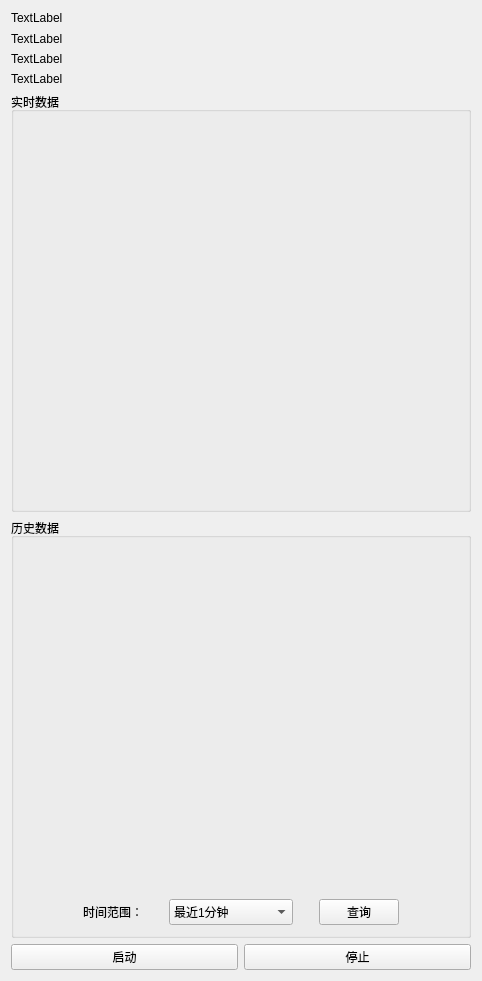
Qt form UI/devicewidget.ui (Chick9N/MonitoringSystem) before a commit.
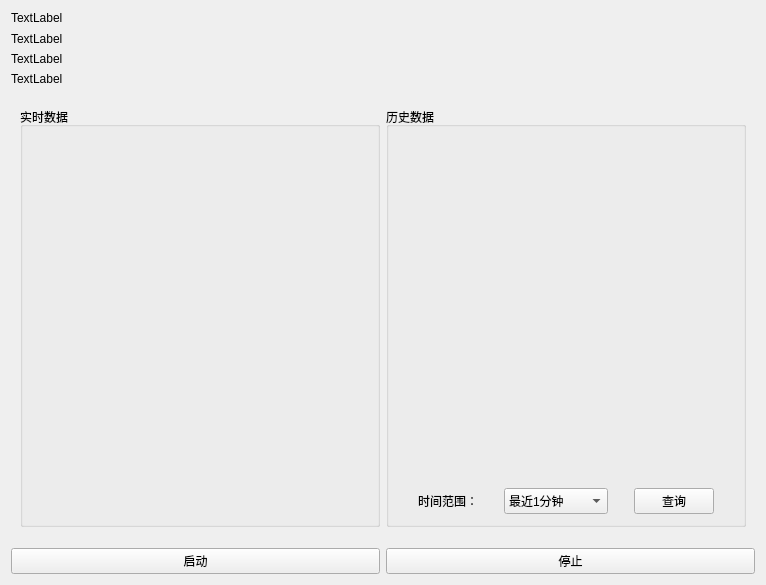
The same form after that commit.

Diff of the .ui file:
```diff
--- a/UI/devicewidget.ui
+++ b/UI/devicewidget.ui
@@ -6,8 +6,8 @@
    <rect>
     <x>0</x>
     <y>0</y>
-    <width>482</width>
-    <height>981</height>
+    <width>764</width>
+    <height>585</height>
    </rect>
   </property>
   <property name="windowTitle">
@@ -69,16 +69,31 @@
       </widget>
      </item>
      <item>
+      <widget class="QWidget" name="widget" native="true">
+       <property name="minimumSize">
+        <size>
+         <width>0</width>
+         <height>450</height>
+        </size>
+       </property>
+       <property name="maximumSize">
+        <size>
+         <width>16777215</width>
+         <height>450</height>
+        </size>
+       </property>
+       <layout class="QHBoxLayout" name="horizontalLayout_4">
+        <item>
       <widget class="QGroupBox" name="groupBox">
        <property name="minimumSize">
         <size>
-         <width>0</width>
+            <width>360</width>
          <height>420</height>
         </size>
        </property>
        <property name="maximumSize">
         <size>
-         <width>16777215</width>
+            <width>360</width>
          <height>420</height>
         </size>
        </property>
@@ -96,13 +111,13 @@
           </property>
           <property name="minimumSize">
            <size>
-            <width>0</width>
+               <width>340</width>
             <height>170</height>
            </size>
           </property>
           <property name="maximumSize">
            <size>
-            <width>16777215</width>
+               <width>340</width>
             <height>170</height>
            </size>
           </property>
@@ -119,13 +134,13 @@
           </property>
           <property name="minimumSize">
            <size>
-            <width>0</width>
+               <width>340</width>
             <height>170</height>
            </size>
           </property>
           <property name="maximumSize">
            <size>
-            <width>16777215</width>
+               <width>340</width>
             <height>170</height>
            </size>
           </property>
@@ -145,13 +160,13 @@
        </property>
        <property name="minimumSize">
         <size>
-         <width>0</width>
+            <width>360</width>
          <height>420</height>
         </size>
        </property>
        <property name="maximumSize">
         <size>
-         <width>16777215</width>
+            <width>360</width>
          <height>420</height>
         </size>
        </property>
@@ -169,13 +184,13 @@
           </property>
           <property name="minimumSize">
            <size>
-            <width>0</width>
+               <width>340</width>
             <height>170</height>
            </size>
           </property>
           <property name="maximumSize">
            <size>
-            <width>16777215</width>
+               <width>340</width>
             <height>170</height>
            </size>
           </property>
@@ -192,13 +207,13 @@
           </property>
           <property name="minimumSize">
            <size>
-            <width>0</width>
+               <width>340</width>
             <height>170</height>
            </size>
           </property>
           <property name="maximumSize">
            <size>
-            <width>16777215</width>
+               <width>340</width>
             <height>170</height>
            </size>
           </property>
@@ -217,7 +232,7 @@
             </property>
             <property name="sizeHint" stdset="0">
              <size>
-              <width>60</width>
+                 <width>20</width>
               <height>20</height>
              </size>
             </property>
@@ -333,13 +348,16 @@
             </property>
             <property name="sizeHint" stdset="0">
              <size>
-              <width>60</width>
+                 <width>20</width>
               <height>20</height>
              </size>
             </property>
            </spacer>
           </item>
          </layout>
+           </item>
+          </layout>
+         </widget>
         </item>
        </layout>
       </widget>
```
Lines whose indentation alone changed are shown as unchanged.
